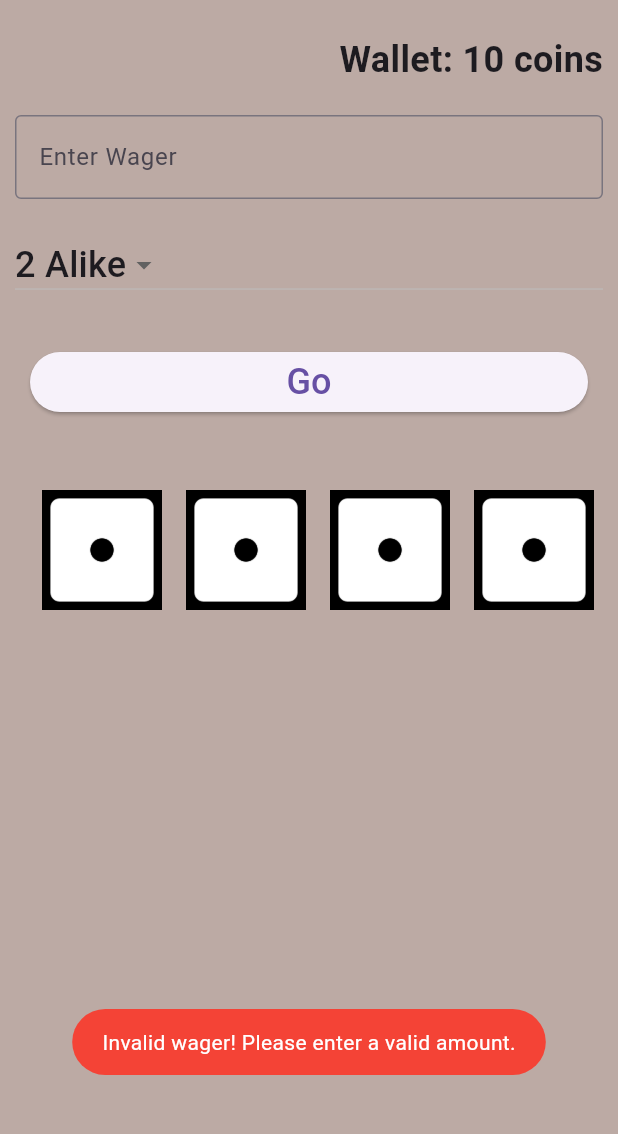
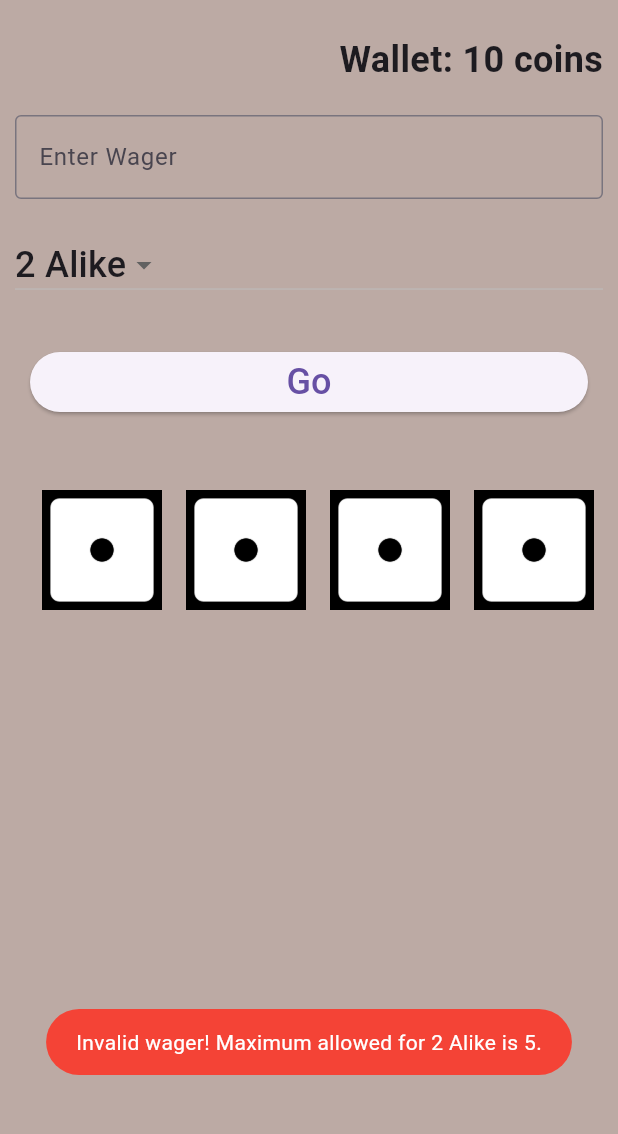
Before and after one commit to arvekhandelwal/mydicegame, a Flutter app: the screen it shows after launch, after a tap on "Go", on a phone screen of 412 x 824 dp, the part 65-1199 px from its top. Run offline on Flutter 3.47's test engine with Material 3 defaults, Android fonts, the light colour scheme and no system bars; our stand-ins replace fluttertoast.

Commit message:
Final commit

```diff
--- a/lib/main.dart
+++ b/lib/main.dart
@@ -126,9 +126,16 @@ class _HomeState extends State<Home> with SingleTickerProviderStateMixin {
   void playGame() async {
     int wager = int.tryParse(wagerController.text) ?? 0;
 
-    if (wager <= 0 || wager > wallet) {
+    int maxWager = wallet ~/ 2;
+     if (selectedGameType == "3 Alike") {
+       maxWager = wallet ~/ 3;
+     } else if (selectedGameType == "4 Alike") {
+       maxWager = wallet ~/ 4;
+     }
+
+    if (wager <= 0 || wager > wallet || wager > maxWager) {
       Fluttertoast.showToast(
-        msg: "Invalid wager! Please enter a valid amount.",
+        msg: "Invalid wager! Maximum allowed for $selectedGameType is $maxWager.",
         toastLength: Toast.LENGTH_SHORT,
         gravity: ToastGravity.BOTTOM,
         backgroundColor: Colors.red,
@@ -159,6 +166,7 @@ class _HomeState extends State<Home> with SingleTickerProviderStateMixin {
 
     wagerController.clear();
   }
+
 
   void openProfile() {
     Navigator.push(
```
